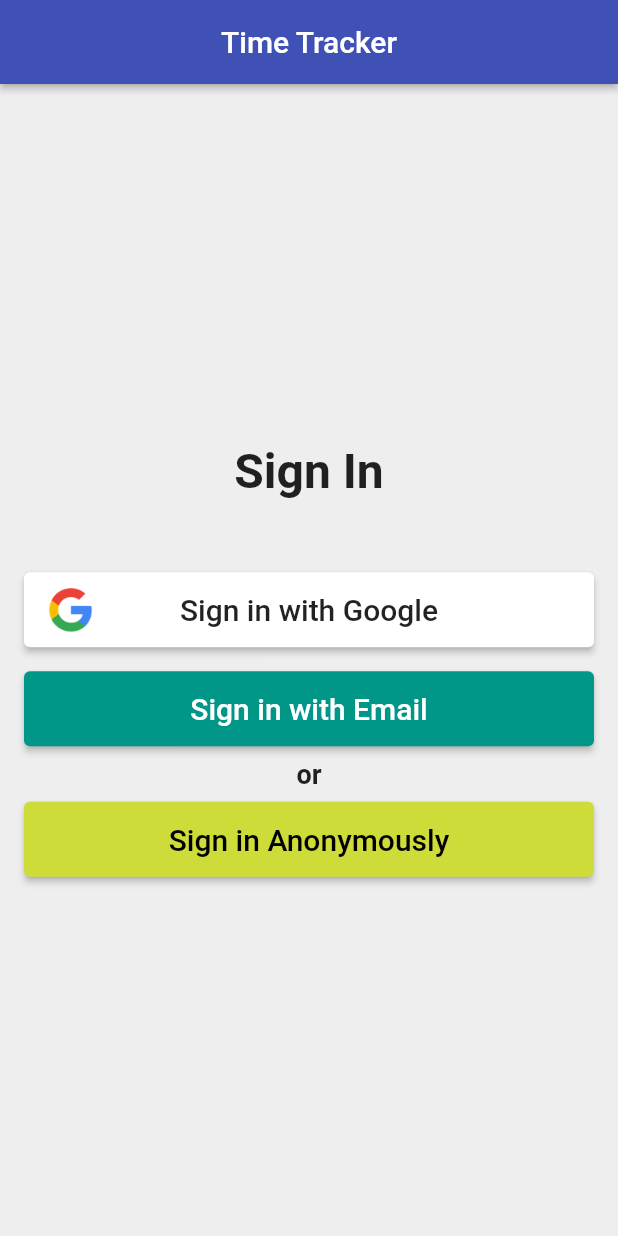
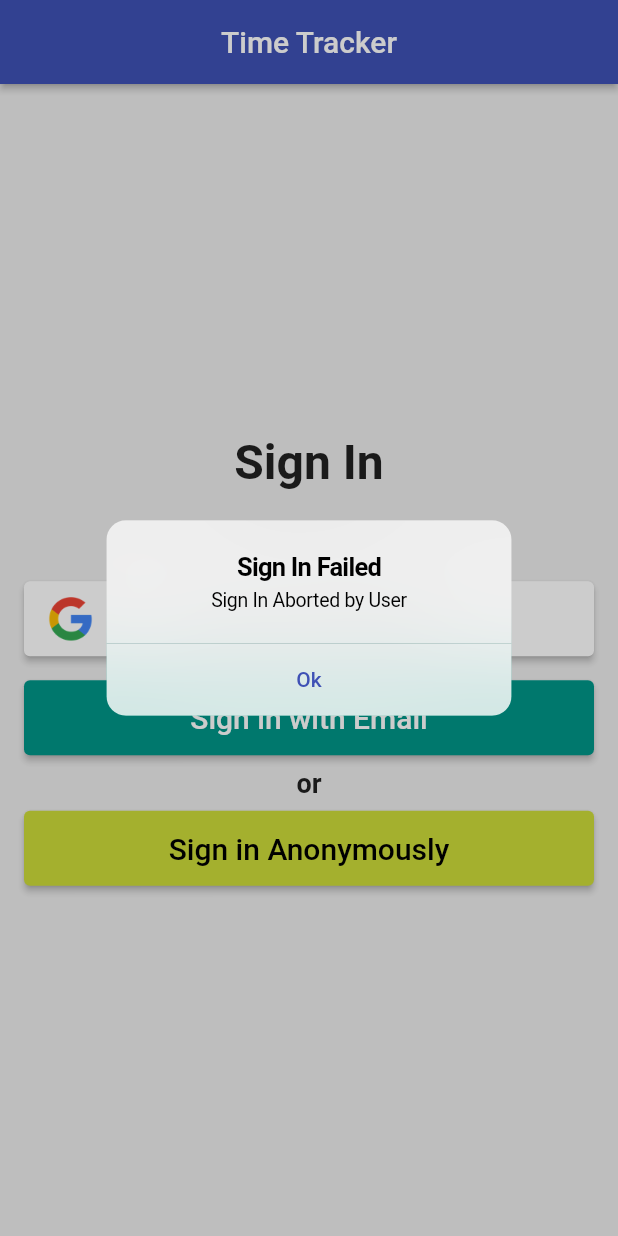
Before and after one commit to dhruvarora91/learning-flutter, a Flutter app: the screen it shows after launch, after a tap on "Sign in with Google", on a phone screen of 412 x 824 dp. Run offline on Flutter 3.47's test engine with Material 2 defaults, Android fonts, the light colour scheme and no system bars; our stand-ins replace animated_text_kit, audioplayers, cloud_firestore, firebase_auth, firebase_core, flutter_spinkit and 5 more; accounts and stored records are empty.

Commit message:
Time Tracker - Exception Alert and Authenticatiobn flows

```diff
--- a/time_tracker/lib/app/sign_in/sign_in_page.dart
+++ b/time_tracker/lib/app/sign_in/sign_in_page.dart
@@ -3,29 +3,66 @@ import 'package:provider/provider.dart';
 import 'package:time_tracker/app/sign_in/email_sign_in_page.dart';
 import 'package:time_tracker/app/sign_in/sign_in_button.dart';
 import 'package:time_tracker/app/sign_in/social_sign_in_button.dart';
+import 'package:time_tracker/common_widgets/show_exception_alert_dialog.dart';
 import 'package:time_tracker/services/auth.dart';
 
-class SignInPage extends StatelessWidget {
+class SignInPage extends StatefulWidget {
+  @override
+  State<SignInPage> createState() => _SignInPageState();
+}
+
+class _SignInPageState extends State<SignInPage> {
+  bool _isLoading = false;
+  void _showSignInError({
+    required BuildContext context,
+    required Exception exception,
+  }) {
+    showExceptionAlertDialog(
+      context,
+      title: 'Sign In Failed',
+      exception: exception,
+    );
+  }
+
   Future<void> _signInAnonymously(BuildContext context) async {
     try {
+      setState(() {
+        _isLoading = true;
+      });
       final auth = Provider.of<AuthBase>(context, listen: false);
       await auth.signInAnonymously();
-    } catch (e) {
-      print(e.toString());
+    } on Exception catch (e) {
+      _showSignInError(
+        context: context,
+        exception: e,
+      );
+    } finally {
+      setState(() {
+        _isLoading = false;
+      });
     }
   }
 
   Future<void> _signInWithGoogle(BuildContext context) async {
     try {
+      setState(() {
+        _isLoading = true;
+      });
       final auth = Provider.of<AuthBase>(context, listen: false);
       await auth.signInWithGoogle();
-    } catch (e) {
-      print(e.toString());
+    } on Exception catch (e) {
+      _showSignInError(
+        context: context,
+        exception: e,
+      );
+    } finally {
+      setState(() {
+        _isLoading = false;
+      });
     }
   }
 
   void _signInWithEmail(BuildContext context) {
-    // CODE HERE
     Navigator.of(context).push(
       MaterialPageRoute(
         fullscreenDialog: true,
@@ -56,12 +93,19 @@ class SignInPage extends StatelessWidget {
         crossAxisAlignment: CrossAxisAlignment.stretch,
         mainAxisAlignment: MainAxisAlignment.center,
         children: [
-          Text(
+          SizedBox(
+            height: 50,
+            child: _isLoading
+                ? Center(
+                    child: CircularProgressIndicator(),
+                  )
+                : Text(
                     'Sign In',
                     textAlign: TextAlign.center,
                     style: TextStyle(
                       fontSize: 32,
                       fontWeight: FontWeight.w600,
+                    ),
                   ),
           ),
           SizedBox(height: 48),
--- /dev/null
+++ b/time_tracker/lib/common_widgets/show_exception_alert_dialog.dart
@@ -0,0 +1,24 @@
+import 'package:firebase_auth/firebase_auth.dart';
+import 'package:flutter/cupertino.dart';
+import 'package:time_tracker/common_widgets/show_alert_dialog.dart';
+
+Future<void> showExceptionAlertDialog(
+  BuildContext context, {
+  required String title,
+  required Exception exception,
+}) {
+  return showAlertDialog(
+    context: context,
+    title: title,
+    content: _message(exception),
+    defaultActionText: 'Ok',
+  );
+}
+
+String _message(Exception exception) {
+  if (exception is FirebaseException) {
+    return exception.message.toString();
+  } else {
+    return exception.toString();
+  }
+}
```
Also changed, not shown: time_tracker/lib/app/sign_in/email_sign_in_form.dart (+15 -6 lines). Lines whose indentation alone changed are shown as unchanged.
